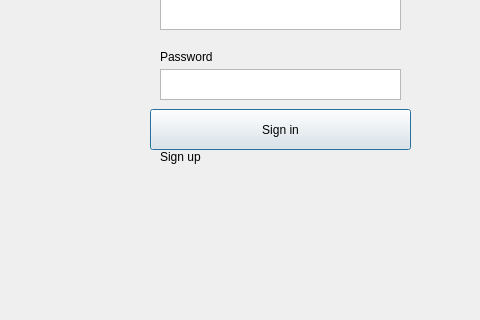
Above: GUI/signin.ui from addinedu-ros-8th/iot-repo-6 before the change; both pictures show x 0 to 480 and y 171 to 491 of the 586 by 491 pixel window. Below: the same form after it.
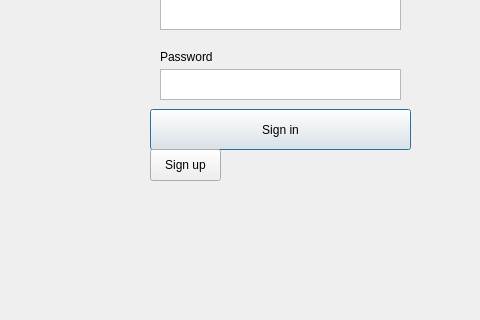
That is the form after the change.

```diff
--- a/GUI/signin.ui
+++ b/GUI/signin.ui
@@ -72,19 +72,6 @@
     </rect>
    </property>
   </widget>
-  <widget class="QLabel" name="signupLabel">
-   <property name="geometry">
-    <rect>
-     <x>160</x>
-     <y>320</y>
-     <width>51</width>
-     <height>16</height>
-    </rect>
-   </property>
-   <property name="text">
-    <string>Sign up</string>
-   </property>
-  </widget>
   <widget class="QPushButton" name="signinButton">
    <property name="geometry">
     <rect>
@@ -98,6 +85,19 @@
     <string>Sign in</string>
    </property>
   </widget>
+  <widget class="QPushButton" name="signupButton">
+   <property name="geometry">
+    <rect>
+     <x>150</x>
+     <y>320</y>
+     <width>71</width>
+     <height>32</height>
+    </rect>
+   </property>
+   <property name="text">
+    <string>Sign up</string>
+   </property>
+  </widget>
  </widget>
  <resources/>
  <connections/>
```
Left out of the diff: 2 changed lines with no effect on the pictures.
